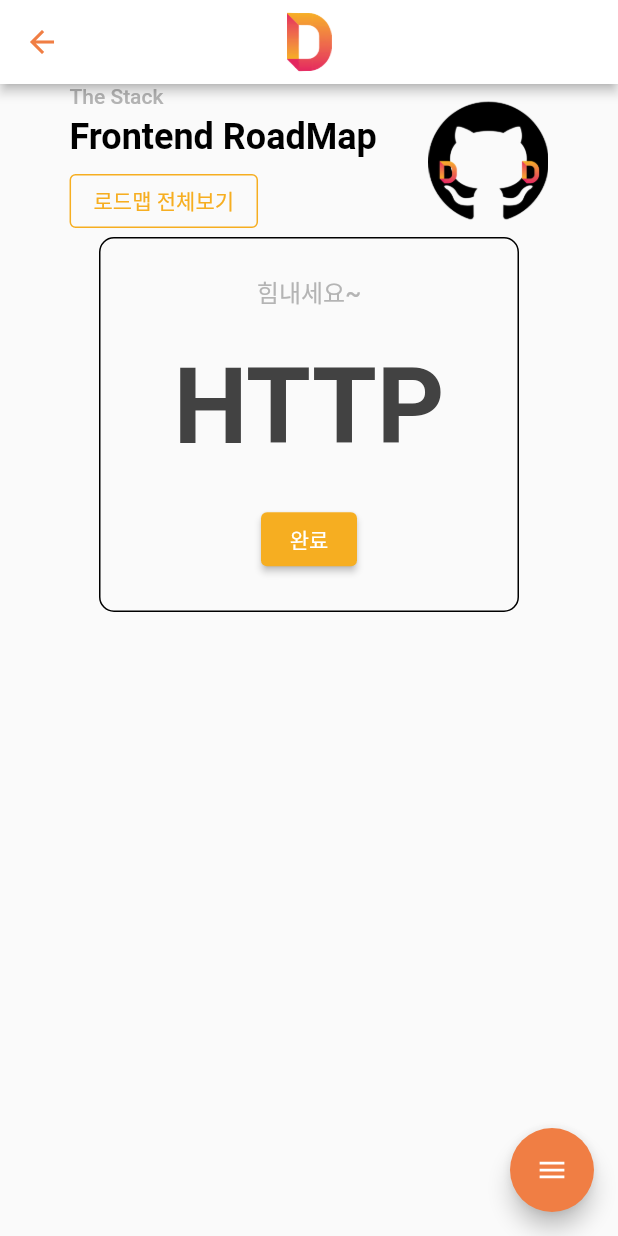
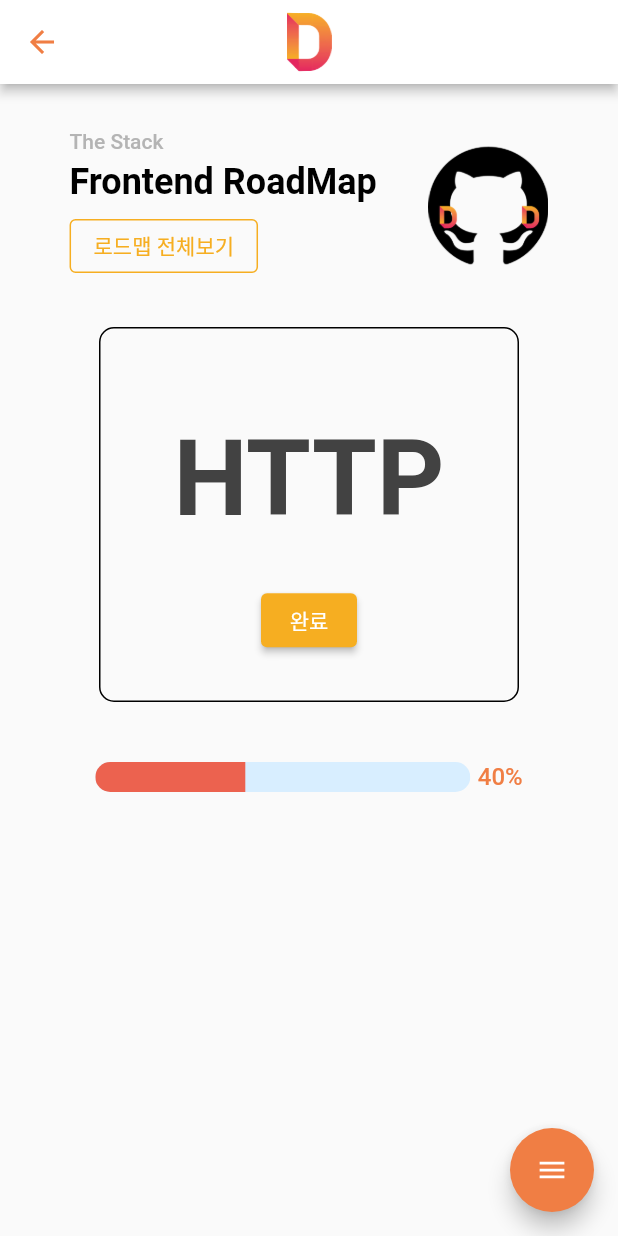
Before and after one commit to dash-map/dashmap-flutter, a Flutter app: the RoadMapPage screen opened by its route, after a tap on "완료", on a phone screen of 412 x 824 dp. Run offline on Flutter 3.47's test engine with Material 2 defaults, Android fonts, the phone set to English and light mode, and no system bars; drawn by our look-alikes of flutter_speed_dial; our stand-ins replace extended_image.

Commit message:
Add Roadmap Page

```diff
--- a/lib/page/roadmap/roadmap.dart
+++ b/lib/page/roadmap/roadmap.dart
@@ -1,5 +1,6 @@
 import 'package:dash_map/theme/color.dart';
 import 'package:dash_map/widget/app_bar.dart';
+import 'package:dash_map/widget/progress_bar.dart';
 import 'package:dash_map/widget/speed_dial_button.dart';
 import 'package:flutter/material.dart';
 
@@ -20,6 +21,7 @@ class _RoadMapPageState extends State<RoadMapPage> {
         child: Center(
           child: Column(
             children: [
+              const SizedBox(height: 30.0),
               Row(
                 mainAxisAlignment: MainAxisAlignment.spaceEvenly,
                 children: [
@@ -58,7 +60,52 @@ class _RoadMapPageState extends State<RoadMapPage> {
                   ),
                 ],
               ),
-              Container(
+              const SizedBox(height: 30.0),
+              RoadMapQuest(isTopic: false, question: '안녕', topic: 'HTTP'),
+              const SizedBox(height: 40.0),
+              Row(
+                mainAxisAlignment: MainAxisAlignment.center,
+                children: [
+                  progressBar('40'),
+                  const SizedBox(width: 5.0),
+                  Text(
+                    '40%',
+                    style: Theme.of(context)
+                        .textTheme
+                        .bodyText1
+                        ?.copyWith(color: ColorData.orange2),
+                  )
+                ],
+              ),
+            ],
+          ),
+        ),
+      ),
+      floatingActionButton: speedDialButton(context),
+    );
+  }
+}
+
+class RoadMapQuest extends StatefulWidget {
+  final bool isTopic;
+  final String question;
+  final String topic;
+
+  const RoadMapQuest({
+    Key? key,
+    required this.isTopic,
+    required this.question,
+    required this.topic,
+  }) : super(key: key);
+
+  @override
+  State<RoadMapQuest> createState() => _RoadMapQuestState();
+}
+
+class _RoadMapQuestState extends State<RoadMapQuest> {
+  @override
+  Widget build(BuildContext context) {
+    return Container(
       width: 280,
       height: 250,
       decoration: BoxDecoration(
@@ -68,22 +115,29 @@ class _RoadMapPageState extends State<RoadMapPage> {
       child: Column(
         mainAxisAlignment: MainAxisAlignment.spaceEvenly,
         children: [
-                    Text(
-                      '힘내세요~',
+          Visibility(
+            visible: widget.isTopic,
+            child: Text(
+              'Q. $widget.question',
               style: Theme.of(context)
                   .textTheme
-                          .bodyText1
-                          ?.copyWith(color: ColorData.grey2),
+                  .headline1
+                  ?.copyWith(fontSize: 70, color: ColorData.grey1),
+            ),
           ),
           Text(
-                      'HTTP',
+            widget.topic,
             style: Theme.of(context)
                 .textTheme
                 .headline1
                 ?.copyWith(fontSize: 70, color: ColorData.grey1),
           ),
           ElevatedButton(
-                      onPressed: () {},
+            onPressed: () {
+              setState(() {
+                !widget.isTopic;
+              });
+            },
             child: Text(
               '완료',
               style: Theme.of(context)
@@ -97,12 +151,6 @@ class _RoadMapPageState extends State<RoadMapPage> {
           ),
         ],
       ),
-              )
-            ],
-          ),
-        ),
-      ),
-      floatingActionButton: speedDialButton(context),
     );
   }
 }
```
Also changed, not shown: 2 other files. Lines whose indentation alone changed are shown as unchanged.
